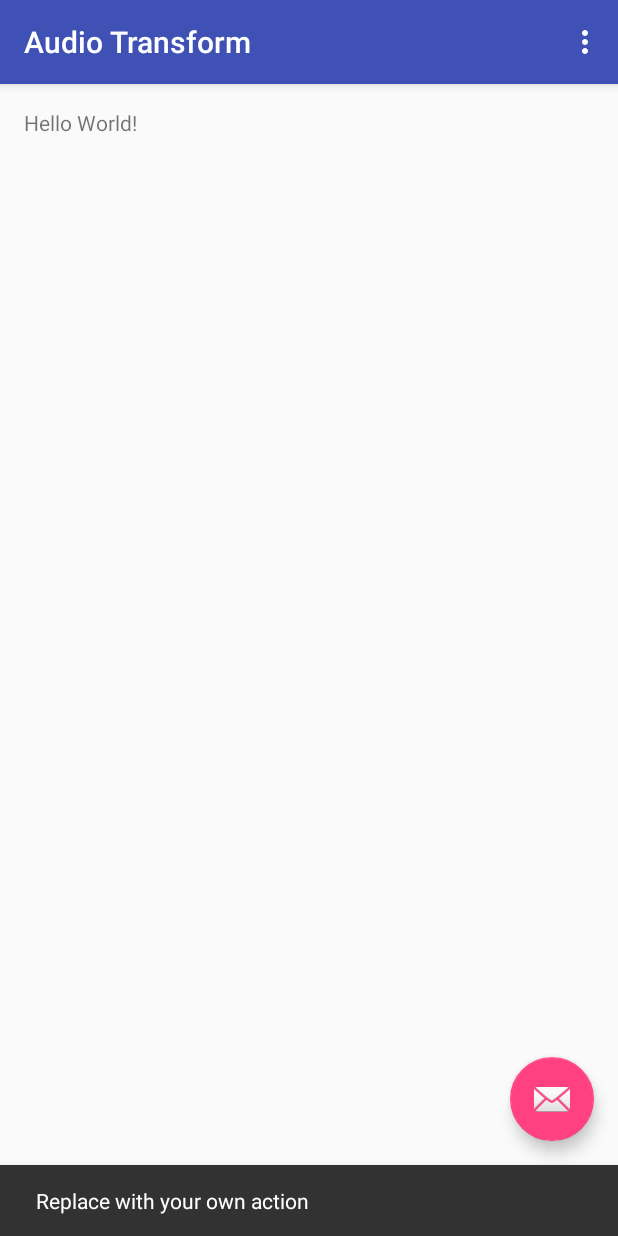
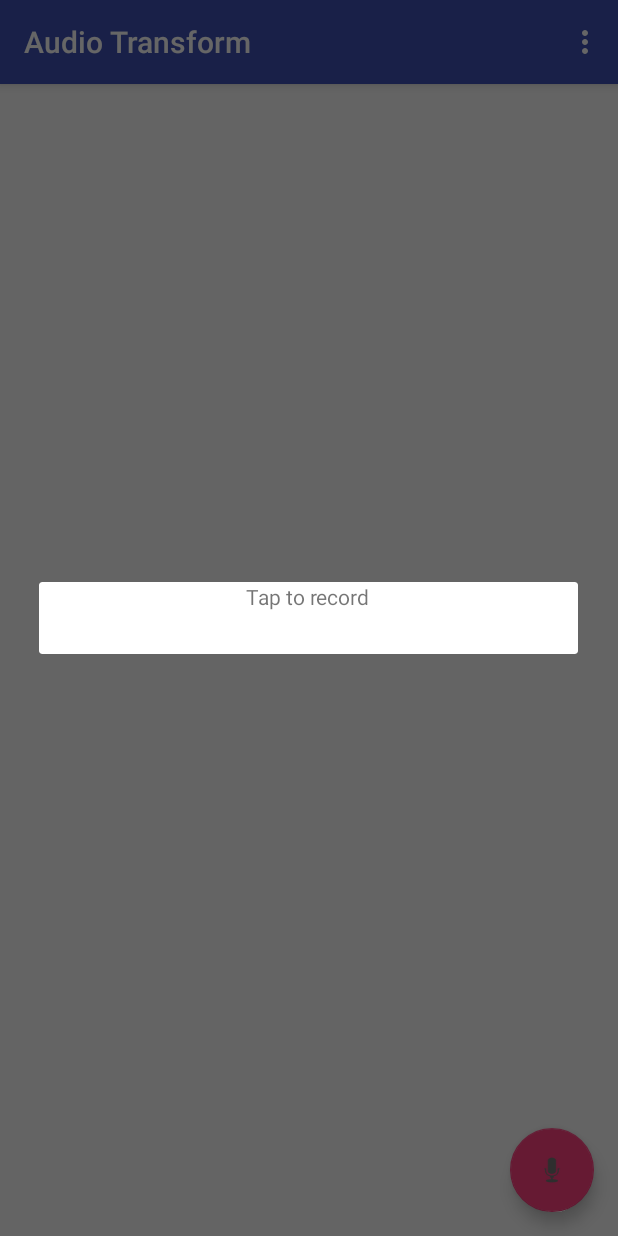
Before and after one commit to computemachines/audio-transform, an Android app: the screen it shows after launch (FinderActivity), after a tap on an icon or button, on a phone screen of 412 x 824 dp. Run offline under Robolectric (Android 15) with nearby library versions, the light colour scheme and no system bars.

Commit message:
Add audio recording with tests

```diff
--- a/app/src/main/java/com/computemachines/audiotransform/FinderActivity.java
+++ b/app/src/main/java/com/computemachines/audiotransform/FinderActivity.java
@@ -1,8 +1,11 @@
 package com.computemachines.audiotransform;
 
+import android.app.DialogFragment;
+import android.app.Fragment;
 import android.os.Bundle;
 import android.support.design.widget.FloatingActionButton;
 import android.support.design.widget.Snackbar;
+import android.app.FragmentTransaction;
 import android.support.v7.app.AppCompatActivity;
 import android.support.v7.widget.Toolbar;
 import android.view.View;
@@ -22,8 +25,9 @@ public class FinderActivity extends AppCompatActivity {
         fab.setOnClickListener(new View.OnClickListener() {
             @Override
             public void onClick(View view) {
-                Snackbar.make(view, "Replace with your own action", Snackbar.LENGTH_LONG)
-                        .setAction("Action", null).show();
+                DialogFragment dialog = new MicrophoneDialog();
+//                FragmentTransaction transaction = getFragmentManager().beginTransaction();
+                dialog.show(getFragmentManager(), "TAG");
             }
         });
     }
--- /dev/null
+++ b/app/src/main/java/com/computemachines/audiotransform/MicrophoneDialog.java
@@ -0,0 +1,24 @@
+package com.computemachines.audiotransform;
+
+import android.app.AlertDialog;
+import android.app.Dialog;
+import android.app.DialogFragment;
+import android.app.Fragment;
+import android.os.Bundle;
+import android.support.annotation.Nullable;
+import android.view.LayoutInflater;
+import android.view.View;
+import android.view.ViewGroup;
+import android.widget.TextView;
+
+/**
+ * Created by tparker on 5/23/16.
+ */
+public class MicrophoneDialog extends DialogFragment {
+    @Override
+    public Dialog onCreateDialog(Bundle savedInstanceState) {
+        AlertDialog.Builder builder = new AlertDialog.Builder(getActivity());
+        builder.setView(getActivity().getLayoutInflater().inflate(R.layout.fragment_microphone, null));
+        return builder.create();
+    }
+}
--- a/app/src/main/res/layout/activity_finder.xml
+++ b/app/src/main/res/layout/activity_finder.xml
@@ -2,6 +2,7 @@
 <android.support.design.widget.CoordinatorLayout xmlns:android="http://schemas.android.com/apk/res/android"
     xmlns:app="http://schemas.android.com/apk/res-auto"
     xmlns:tools="http://schemas.android.com/tools"
+    android:id="@+id/activity_finder_root"
     android:layout_width="match_parent"
     android:layout_height="match_parent"
     android:fitsSystemWindows="true"
@@ -21,7 +22,8 @@
 
     </android.support.design.widget.AppBarLayout>
 
-    <include layout="@layout/content_finder" />
+    <!--<include layout="@layout/content_finder" />-->
+
 
     <android.support.design.widget.FloatingActionButton
         android:id="@+id/fab"
@@ -29,6 +31,6 @@
         android:layout_height="wrap_content"
         android:layout_gravity="bottom|end"
         android:layout_margin="@dimen/fab_margin"
-        android:src="@android:drawable/ic_dialog_email" />
+        android:src="@android:drawable/ic_btn_speak_now" />
 
 </android.support.design.widget.CoordinatorLayout>
--- /dev/null
+++ b/app/src/main/res/layout/fragment_microphone.xml
@@ -0,0 +1,14 @@
+<?xml version="1.0" encoding="utf-8"?>
+<RelativeLayout xmlns:android="http://schemas.android.com/apk/res/android"
+    android:id="@+id/microphone_layout"
+    android:orientation="vertical" android:layout_width="match_parent"
+    android:layout_height="match_parent">
+
+    <TextView
+        android:layout_width="wrap_content"
+        android:layout_height="wrap_content"
+        android:text="@string/microphone_start_recording"
+        android:id="@+id/microphone_hint"
+        android:layout_alignParentTop="true"
+        android:layout_centerHorizontal="true" />
+</RelativeLayout>
--- a/app/src/main/res/values/strings.xml
+++ b/app/src/main/res/values/strings.xml
@@ -1,4 +1,8 @@
 <resources>
     <string name="app_name">Audio Transform</string>
     <string name="action_settings">Settings</string>
+
+    <string name="microphone_start_recording">Tap to record</string>
+    <string name="microphone_finish_recording">Tap to save</string>
+    <string name="microphone_cancel_recording">Cancel</string>
 </resources>
```
Also changed, not shown: 1 other file.
